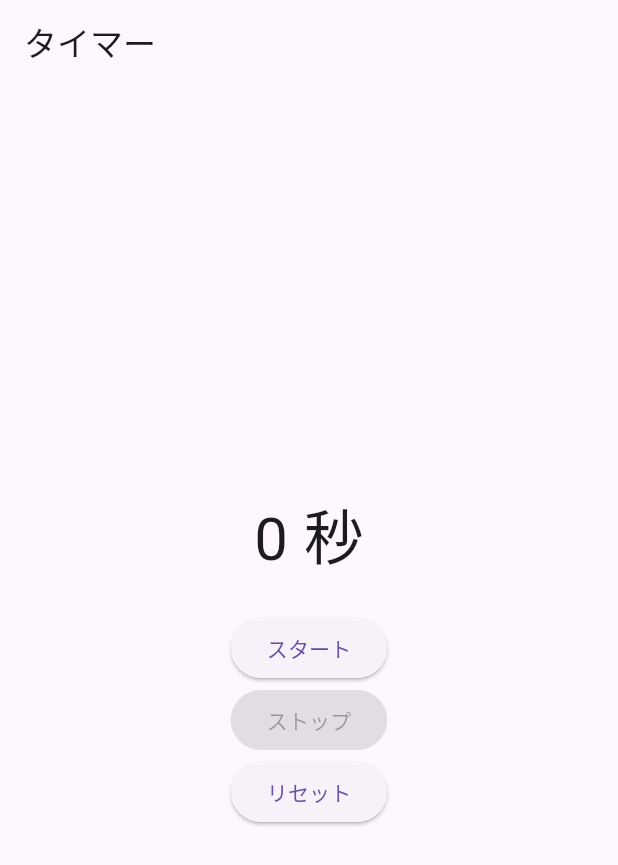
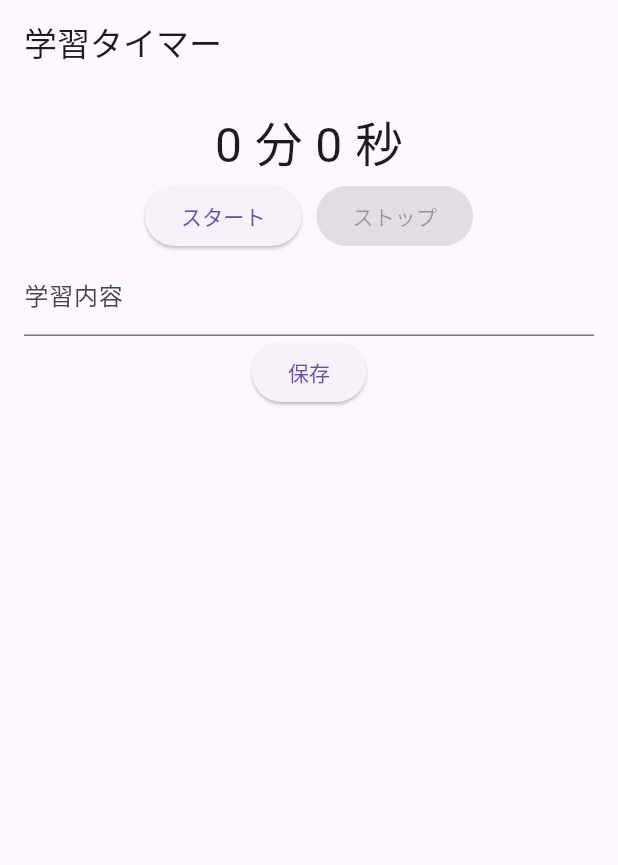
Before and after one commit to RinShimizu788/flutter_application_1, a Flutter app: the screen it shows after launch, on a phone screen of 412 x 824 dp. Shown: the top 865 px of the screen. Run offline on Flutter 3.47's test engine with Material 3 defaults, Android fonts, the phone set to English and light mode, and no system bars; our stand-ins replace shared_preferences.

Commit message:
学習タイマー

```diff
--- a/lib/main.dart
+++ b/lib/main.dart
@@ -1,8 +1,43 @@
 import 'dart:async';
+import 'dart:convert';
+
 import 'package:flutter/material.dart';
+import 'package:shared_preferences/shared_preferences.dart';
 
 void main() {
   runApp(const MyApp());
+}
+
+class StudyLog {
+  final String subject;
+  final int minutes;
+  final String memo;
+  final DateTime date;
+
+  StudyLog({
+    required this.subject,
+    required this.minutes,
+    required this.memo,
+    required this.date,
+  });
+
+  Map<String, dynamic> toMap() {
+    return {
+      'subject': subject,
+      'minutes': minutes,
+      'memo': memo,
+      'date': date.toIso8601String(),
+    };
+  }
+
+  factory StudyLog.fromMap(Map<String, dynamic> map) {
+    return StudyLog(
+      subject: map['subject'],
+      minutes: map['minutes'],
+      memo: map['memo'],
+      date: DateTime.parse(map['date']),
+    );
+  }
 }
 
 class MyApp extends StatelessWidget {
@@ -11,27 +46,30 @@ class MyApp extends StatelessWidget {
   @override
   Widget build(BuildContext context) {
     return const MaterialApp(
-      home: TimerPage(),
+      home: StudyTimerPage(),
     );
   }
 }
 
-class TimerPage extends StatefulWidget {
-  const TimerPage({super.key});
+class StudyTimerPage extends StatefulWidget {
+  const StudyTimerPage({super.key});
 
   @override
-  State<TimerPage> createState() => _TimerPageState();
+  State<StudyTimerPage> createState() => _StudyTimerPageState();
 }
 
-class _TimerPageState extends State<TimerPage> {
-  int seconds = 0;
+class _StudyTimerPageState extends State<StudyTimerPage> {
+  int elapsedSeconds = 0;
   Timer? timer;
   bool isRunning = false;
+
+  String selectedSubject = 'アルゴリズム';
+  final TextEditingController memoController = TextEditingController();
 
   void startTimer() {
     timer = Timer.periodic(const Duration(seconds: 1), (_) {
       setState(() {
-        seconds++;
+        elapsedSeconds++;
       });
     });
     isRunning = true;
@@ -39,13 +77,31 @@ class _TimerPageState extends State<TimerPage> {
 
   void stopTimer() {
     timer?.cancel();
+    setState(() {
       isRunning = false;
+    });
   }
 
-  void resetTimer() {
-    timer?.cancel();
+  Future<void> saveLog() async {
+    final minutes = elapsedSeconds ~/ 60;
+    if (minutes == 0) return;
+
+    final prefs = await SharedPreferences.getInstance();
+    final stored = prefs.getStringList('study_logs') ?? [];
+
+    final log = StudyLog(
+      subject: selectedSubject,
+      minutes: minutes,
+      memo: memoController.text,
+      date: DateTime.now(),
+    );
+
+    stored.add(jsonEncode(log.toMap()));
+    await prefs.setStringList('study_logs', stored);
+
     setState(() {
-      seconds = 0;
+      elapsedSeconds = 0;
+      memoController.clear();
       isRunning = false;
     });
   }
@@ -53,27 +109,36 @@ class _TimerPageState extends State<TimerPage> {
   @override
   Widget build(BuildContext context) {
     return Scaffold(
-      appBar: AppBar(title: const Text('タイマー')),
-      body: Center(
+      appBar: AppBar(title: const Text('学習タイマー')),
+      body: Padding(
+        padding: const EdgeInsets.all(16),
         child: Column(
+          children: [
+            Text(
+              '${elapsedSeconds ~/ 60} 分 ${elapsedSeconds % 60} 秒',
+              style: const TextStyle(fontSize: 32),
+            ),
+            Row(
               mainAxisAlignment: MainAxisAlignment.center,
               children: [
-            Text(
-              '$seconds 秒',
-              style: const TextStyle(fontSize: 40),
-            ),
-            const SizedBox(height: 20),
                 ElevatedButton(
                   onPressed: isRunning ? null : startTimer,
                   child: const Text('スタート'),
                 ),
+                const SizedBox(width: 10),
                 ElevatedButton(
                   onPressed: isRunning ? stopTimer : null,
                   child: const Text('ストップ'),
                 ),
+              ],
+            ),
+            TextField(
+              controller: memoController,
+              decoration: const InputDecoration(labelText: '学習内容'),
+            ),
             ElevatedButton(
-              onPressed: resetTimer,
-              child: const Text('リセット'),
+              onPressed: saveLog,
+              child: const Text('保存'),
             ),
           ],
         ),
--- a/pubspec.yaml
+++ b/pubspec.yaml
@@ -30,6 +30,7 @@ environment:
 dependencies:
   flutter:
     sdk: flutter
+  shared_preferences: ^2.2.2
 
   # The following adds the Cupertino Icons font to your application.
   # Use with the CupertinoIcons class for iOS style icons.
```
Also changed, not shown: pubspec.lock, 1 other file. Lines whose indentation alone changed are shown as unchanged.
